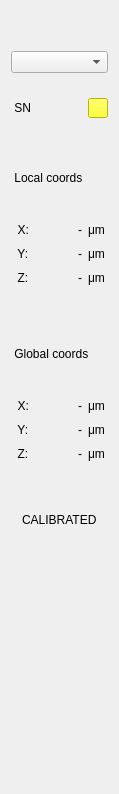
This is ui/stage_info.ui in AllenNeuralDynamics/parallax as Qt 5 draws it before an edit. The edited form follows.
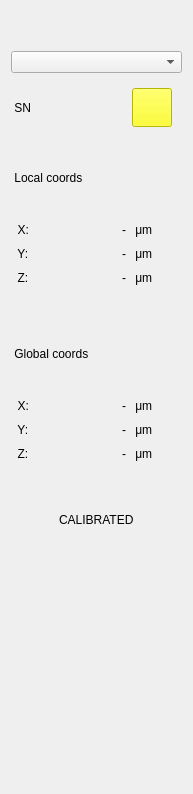
This is the edited form.

Commit message: Stage UI can be collapsible

What changed in the file:
```diff
--- a/ui/stage_info.ui
+++ b/ui/stage_info.ui
@@ -6,7 +6,7 @@
    <rect>
     <x>0</x>
     <y>0</y>
-    <width>119</width>
+    <width>193</width>
     <height>794</height>
    </rect>
   </property>
@@ -22,7 +22,7 @@
      <item row="11" column="2">
       <widget class="QLabel" name="label_18">
        <property name="text">
-        <string>μm</string>
+        <string> μm</string>
        </property>
       </widget>
      </item>
@@ -52,7 +52,7 @@
         </size>
        </property>
        <property name="text">
-        <string>μm</string>
+        <string> μm</string>
        </property>
       </widget>
      </item>
@@ -66,20 +66,26 @@
      <item row="5" column="2">
       <widget class="QLabel" name="label_14">
        <property name="text">
-        <string>μm</string>
+        <string> μm</string>
        </property>
       </widget>
      </item>
      <item row="4" column="2">
       <widget class="QLabel" name="label_13">
+       <property name="minimumSize">
+        <size>
+         <width>50</width>
+         <height>0</height>
+        </size>
+       </property>
        <property name="maximumSize">
         <size>
-         <width>30</width>
+         <width>50</width>
          <height>16777215</height>
         </size>
        </property>
        <property name="text">
-        <string>μm</string>
+        <string> μm</string>
        </property>
       </widget>
      </item>
@@ -106,7 +112,7 @@
      <item row="9" column="2">
       <widget class="QLabel" name="label_16">
        <property name="text">
-        <string>μm</string>
+        <string> μm</string>
        </property>
       </widget>
      </item>
@@ -128,8 +134,8 @@
       <widget class="QPushButton" name="pushButton">
        <property name="maximumSize">
         <size>
-         <width>20</width>
-         <height>20</height>
+         <width>40</width>
+         <height>39</height>
         </size>
        </property>
        <property name="styleSheet">
@@ -210,7 +216,7 @@
      <item row="10" column="2">
       <widget class="QLabel" name="label_17">
        <property name="text">
-        <string>μm</string>
+        <string> μm</string>
        </property>
       </widget>
      </item>
```
The commit also changes 4 other files.
